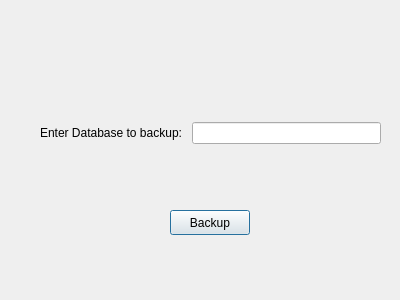
rudyleiva93/DatabaseBrowserApp, file backupDatabase.ui: the form before one commit.
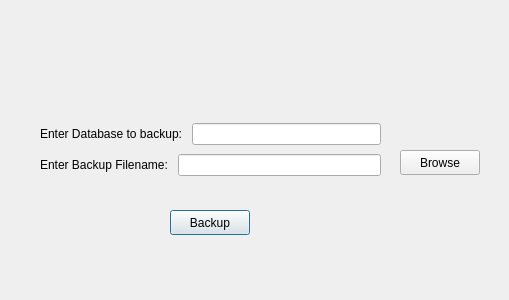
The form after the commit.

Commit message: Can backup in memory databases

Diff of the .ui file:
```diff
--- a/backupDatabase.ui
+++ b/backupDatabase.ui
@@ -6,22 +6,37 @@
    <rect>
     <x>0</x>
     <y>0</y>
-    <width>400</width>
+    <width>509</width>
     <height>300</height>
    </rect>
   </property>
   <property name="windowTitle">
    <string>Backup Database</string>
   </property>
+  <widget class="QPushButton" name="pushButton_backupDB">
+   <property name="geometry">
+    <rect>
+     <x>170</x>
+     <y>210</y>
+     <width>80</width>
+     <height>25</height>
+    </rect>
+   </property>
+   <property name="text">
+    <string>Backup</string>
+   </property>
+  </widget>
   <widget class="QWidget" name="layoutWidget">
    <property name="geometry">
     <rect>
      <x>40</x>
      <y>120</y>
      <width>341</width>
-     <height>26</height>
+     <height>61</height>
     </rect>
    </property>
+   <layout class="QVBoxLayout" name="verticalLayout">
+    <item>
    <layout class="QHBoxLayout" name="horizontalLayout">
     <item>
      <widget class="QLabel" name="label_dbToBackup">
@@ -34,18 +49,34 @@
      <widget class="QLineEdit" name="lineEdit_dbToBackup"/>
     </item>
    </layout>
-  </widget>
-  <widget class="QPushButton" name="pushButton_backupDB">
+    </item>
+    <item>
+     <layout class="QHBoxLayout" name="horizontalLayout_2">
+      <item>
+       <widget class="QLabel" name="label_backup">
+        <property name="text">
+         <string>Enter Backup Filename: </string>
+        </property>
+       </widget>
+      </item>
+      <item>
+       <widget class="QLineEdit" name="lineEdit_backupFileName"/>
+      </item>
+     </layout>
+    </item>
+   </layout>
+  </widget>
+  <widget class="QPushButton" name="pushButton_browse">
    <property name="geometry">
     <rect>
-     <x>170</x>
-     <y>210</y>
+     <x>400</x>
+     <y>150</y>
      <width>80</width>
      <height>25</height>
     </rect>
    </property>
    <property name="text">
-    <string>Backup</string>
+    <string>Browse</string>
    </property>
   </widget>
  </widget>
```
Lines whose indentation alone changed are shown as unchanged. The commit also changes 30 other files.
